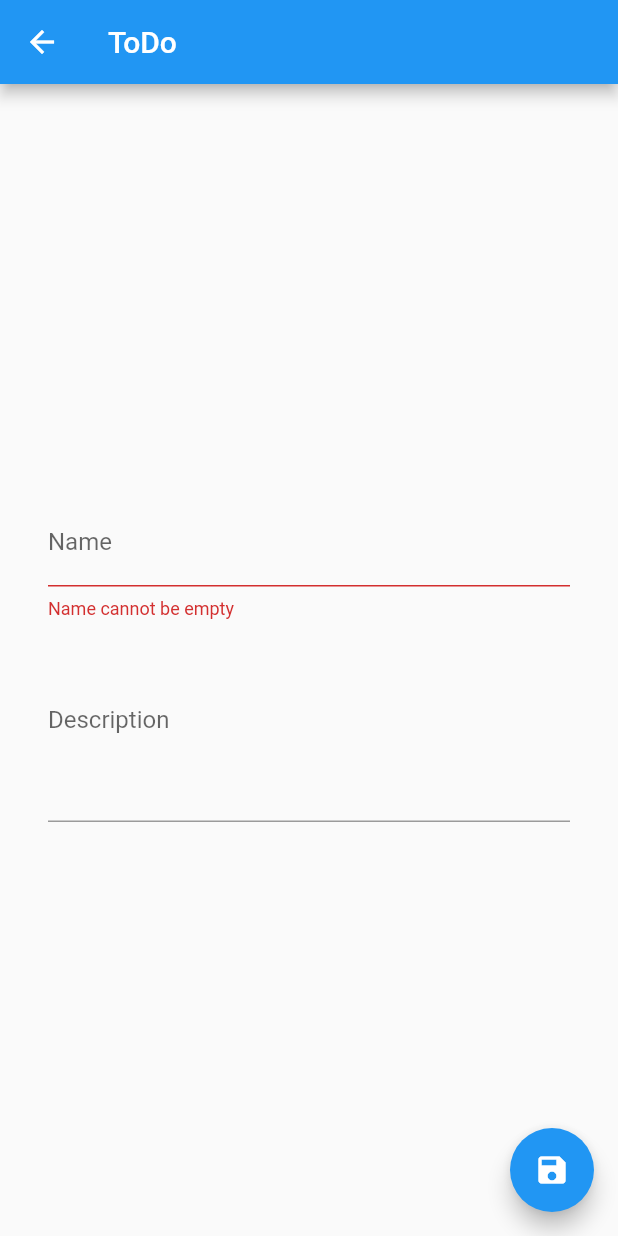
After one commit to finkmoritz/flutter_amplify_todo, a Flutter app: the ToDoPage screen opened directly, after a tap on the "save" icon, on a phone screen of 412 x 824 dp. The commit adds this screen. Run offline on Flutter 3.47's test engine with Material 2 defaults, Android fonts, the light colour scheme and no system bars; missing offline and left inert: amplify_auth_cognito, amplify_authenticator, amplify_core, amplify_datastore, amplify_flutter.

Commit message:
Add Todo creation

```diff
--- a/lib/page/todo_list_page.dart
+++ b/lib/page/todo_list_page.dart
@@ -1,6 +1,8 @@
 import 'package:amplify_flutter/amplify_flutter.dart';
 import 'package:flutter/material.dart';
+import 'package:flutter_amplify_todo/models/ModelProvider.dart';
 import 'package:flutter_amplify_todo/page/edit_profile_page.dart';
+import 'package:flutter_amplify_todo/page/todo_page.dart';
 import 'package:flutter_amplify_todo/page/password_change_page.dart';
 
 enum MenuOptions {
@@ -73,6 +75,10 @@ class _ToDoListPageState extends State<ToDoListPage> {
       body: const Center(
         child: Text('Congratulations, there is nothing left to do!'),
       ),
+      floatingActionButton: FloatingActionButton(
+        onPressed: _createToDo,
+        child: const Icon(Icons.add),
+      ),
     );
   }
 
@@ -111,4 +117,14 @@ class _ToDoListPageState extends State<ToDoListPage> {
       ));
     }
   }
+
+  _createToDo() {
+    Navigator.of(context).push(
+      MaterialPageRoute(
+        builder: (context) => ToDoPage(
+          todo: Todo(name: ''),
+        ),
+      ),
+    );
+  }
 }
--- /dev/null
+++ b/lib/page/todo_page.dart
@@ -0,0 +1,98 @@
+import 'package:amplify_flutter/amplify_flutter.dart';
+import 'package:flutter/material.dart';
+import 'package:flutter_amplify_todo/models/Todo.dart';
+
+class ToDoPage extends StatefulWidget {
+  final Todo todo;
+
+  const ToDoPage({
+    Key? key,
+    required this.todo,
+  }) : super(key: key);
+
+  @override
+  State<ToDoPage> createState() => _ToDoPageState();
+}
+
+class _ToDoPageState extends State<ToDoPage> {
+  final _formKey = GlobalKey<FormState>();
+  late TextEditingController _nameTextController;
+  late TextEditingController _descriptionController;
+
+  @override
+  void initState() {
+    super.initState();
+    _nameTextController = TextEditingController(text: widget.todo.name);
+    _descriptionController = TextEditingController(text: widget.todo.description);
+  }
+
+  @override
+  void dispose() {
+    _nameTextController.dispose();
+    _descriptionController.dispose();
+    super.dispose();
+  }
+
+  @override
+  Widget build(BuildContext context) {
+    return Scaffold(
+      appBar: AppBar(
+        title: const Text('ToDo'),
+      ),
+      body: Center(
+        child: Padding(
+          padding: const EdgeInsets.all(32.0),
+          child: Form(
+            key: _formKey,
+            child: Column(
+              mainAxisAlignment: MainAxisAlignment.center,
+              children: [
+                TextFormField(
+                  controller: _nameTextController,
+                  decoration: const InputDecoration(
+                    labelText: 'Name',
+                  ),
+                  validator: _validate,
+                ),
+                TextFormField(
+                  controller: _descriptionController,
+                  minLines: 5,
+                  maxLines: 5,
+                  decoration: const InputDecoration(
+                    labelText: 'Description',
+                  ),
+                ),
+              ],
+            ),
+          ),
+        ),
+      ),
+      floatingActionButton: FloatingActionButton(
+        onPressed: _save,
+        child: const Icon(Icons.save),
+      ),
+    );
+  }
+
+  String? _validate(String? name) {
+    if (name?.isEmpty ?? true) {
+      return 'Name cannot be empty';
+    }
+    return null;
+  }
+
+  Future<void> _save() async {
+    if (_formKey.currentState!.validate()) {
+      try {
+        await Amplify.DataStore.save(widget.todo.copyWith(
+          name: _nameTextController.text.trim(),
+          description: _descriptionController.text.trim(),
+        )).then((_) => Navigator.pop(context));
+      } on DataStoreException catch (e) {
+        ScaffoldMessenger.of(context).showSnackBar(SnackBar(
+          content: Text(e.message),
+        ));
+      }
+    }
+  }
+}
```
